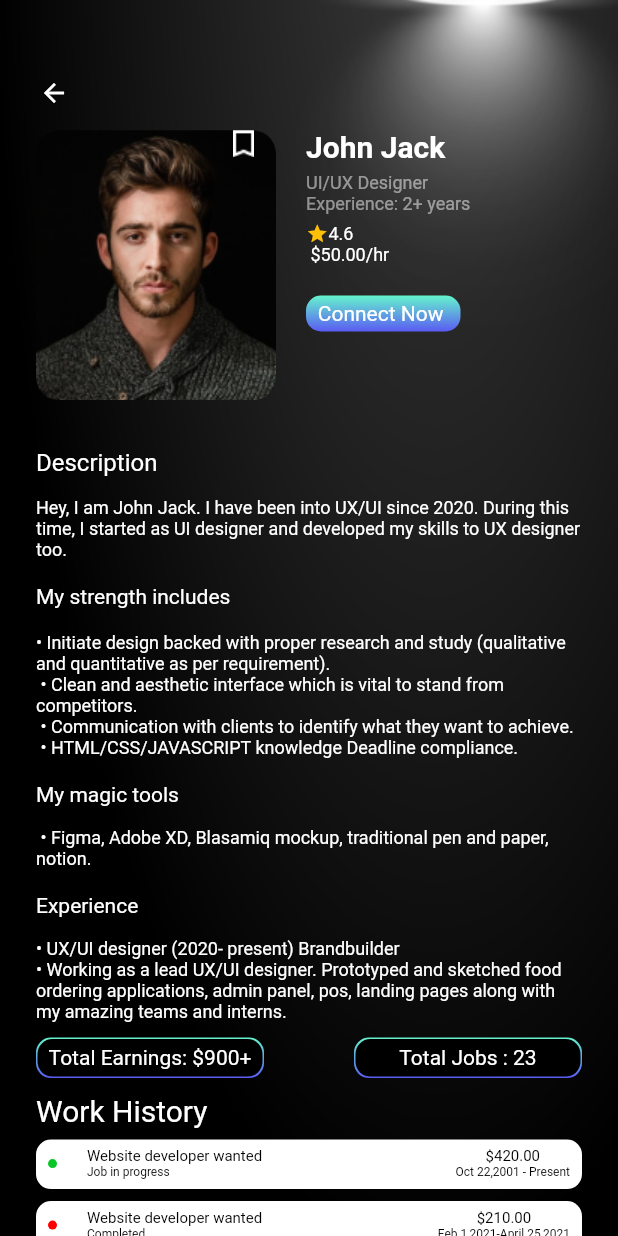
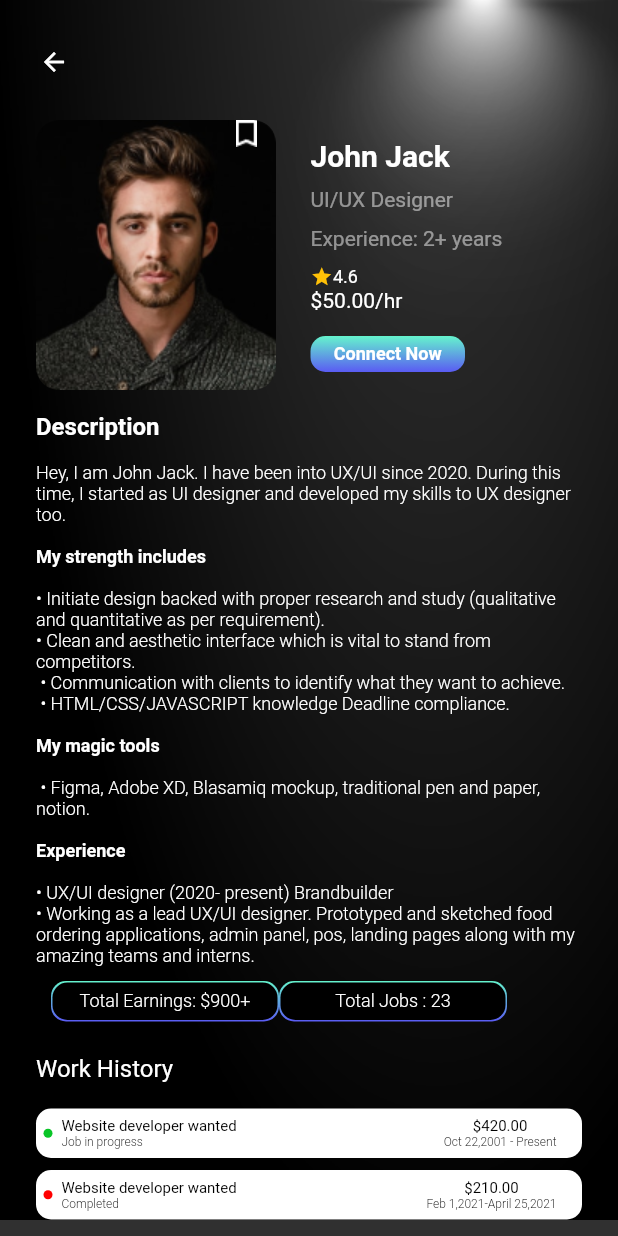
Before and after one commit to arunkc72/freelancerApp, a Flutter app: the FreelancerPage screen opened directly, on a phone screen of 412 x 824 dp. Run offline on Flutter 3.47's test engine with Material 2 defaults, Android fonts, the phone set to English and light mode, and no system bars; our stand-ins replace google_fonts, gradient_borders; missing offline and left inert: bulleted_list.

Commit message:
my layout fixed

```diff
--- a/lib/main.dart
+++ b/lib/main.dart
@@ -1,6 +1,7 @@
 import 'package:flutter/material.dart';
 
 import 'start_page.dart';
+import './utils/app_theme.dart';
 
 void main() {
   runApp(const MyApp());
@@ -13,7 +14,7 @@ class MyApp extends StatelessWidget {
   Widget build(BuildContext context) {
     return MaterialApp(
       debugShowCheckedModeBanner: false,
-      theme: ThemeData.dark(),
+      theme: MyTheme.darktheme,
       initialRoute: '/home',
       routes: {'/home': (context) => const StartPage()},
     );
--- a/lib/pages/freelancer_page.dart
+++ b/lib/pages/freelancer_page.dart
@@ -11,10 +11,19 @@ class FreelancerPage extends StatefulWidget {
 
 class FreelancerPageState extends State<FreelancerPage> {
   bool _saveimage = false;
+  TextStyle myTextStyle(double fontSize, FontWeight fontWeight, Color color) {
+    return TextStyle(
+      fontSize: fontSize,
+      fontWeight: fontWeight,
+      color: color,
+    );
+  }
+
   @override
   Widget build(BuildContext context) {
     return Scaffold(
-      body: Container(
+      body: SafeArea(
+        child: Container(
           decoration: const BoxDecoration(
             image: DecorationImage(
                 image: AssetImage('assets/images/darkThemeBackground.png'),
@@ -29,21 +38,22 @@ class FreelancerPageState extends State<FreelancerPage> {
                 mainAxisAlignment: MainAxisAlignment.start,
                 crossAxisAlignment: CrossAxisAlignment.start,
                 children: [
-                const SizedBox(height: 50),
+                  const SizedBox(height: 29),
                   IconButton(
                       constraints: const BoxConstraints(),
                       padding: EdgeInsets.zero,
                       onPressed: () => Navigator.pop(context),
                       icon: const Icon(Icons.arrow_back,
                           color: Colors.white, size: 20)),
-                IntrinsicHeight(
-                  child: Row(
+                  const SizedBox(height: 27),
+                  Row(
                     mainAxisAlignment: MainAxisAlignment.start,
+                    crossAxisAlignment: CrossAxisAlignment.start,
                     children: [
                       ClipRRect(
                         borderRadius: BorderRadius.circular(15),
                         child: Stack(
-                          alignment: const Alignment(0.8, -1),
+                          alignment: const Alignment(0.825, -1),
                           children: [
                             Image.asset(
                               'assets/images/freelancerprofile.png',
@@ -67,41 +77,41 @@ class FreelancerPageState extends State<FreelancerPage> {
                           ],
                         ),
                       ),
-                      const SizedBox(width: 20),
+                      const SizedBox(width: 23),
                       Column(
                         crossAxisAlignment: CrossAxisAlignment.start,
                         children: [
                           const SizedBox(height: 12),
-                          RichText(
-                              text: TextSpan(children: [
-                            const TextSpan(
-                              text: 'John Jack\n',
-                              style: TextStyle(
-                                fontSize: 20,
-                                fontWeight: FontWeight.bold,
-                              ),
-                            ),
-                            const WidgetSpan(child: SizedBox(height: 20)),
-                            TextSpan(
-                              text: 'UI/UX Designer \nExperience: 2+ years\n',
-                              style: TextStyle(
-                                fontSize: 12,
-                                color: const Color(0xffffffff).withOpacity(0.5),
-                              ),
-                            ),
-                            const WidgetSpan(child: SizedBox(height: 20)),
-                            const WidgetSpan(
-                                child: Icon(
+                          Text('John Jack',
+                              style: myTextStyle(
+                                  20, FontWeight.w600, Colors.white)),
+                          SizedBox(height: 10),
+                          Text('UI/UX Designer',
+                              style: myTextStyle(14, FontWeight.w400,
+                                  Colors.white.withOpacity(0.5))),
+                          SizedBox(height: 10),
+                          Text('Experience: 2+ years',
+                              style: myTextStyle(14, FontWeight.w400,
+                                  Colors.white.withOpacity(0.5))),
+                          SizedBox(height: 10),
+                          Row(
+                            children: [
+                              Icon(
                                 Icons.star,
                                 color: Color(0xffffc107),
                                 size: 15,
-                            )),
-                            const WidgetSpan(child: SizedBox(height: 20)),
-                            const TextSpan(
-                                text: '4.6 \n \$50.00/hr\n',
-                                style: TextStyle(fontSize: 12)),
-                            const WidgetSpan(child: SizedBox(height: 20)),
-                          ])),
+                              ),
+                              Text(
+                                '4.6',
+                                style: myTextStyle(
+                                    12, FontWeight.w400, Colors.white),
+                              ),
+                            ],
+                          ),
+                          Text('\$50.00/hr',
+                              style: myTextStyle(
+                                  14, FontWeight.w400, Colors.white)),
+                          SizedBox(height: 16),
                           Container(
                             height: 24,
                             width: 103,
@@ -115,59 +125,88 @@ class FreelancerPageState extends State<FreelancerPage> {
                                       Color(0xff65F4CD),
                                       Color(0xff5A5BF3),
                                     ])),
-                            child: const Text('Connect Now '),
+                            child: const Text(
+                              'Connect Now',
+                              style: TextStyle(
+                                  fontSize: 12, fontWeight: FontWeight.w600),
+                            ),
                           ),
                         ],
                       ),
                     ],
                   ),
-                ),
+                  SizedBox(height: 15),
                   RichText(
                       text: const TextSpan(
-                        text: '\nDescription\n',
-                        style: TextStyle(fontSize: 16),
+                          text: 'Description\n',
+                          style: TextStyle(
+                              fontSize: 16, fontWeight: FontWeight.w600),
                           children: [
                         TextSpan(
                             text:
                                 '\nHey, I am John Jack. I have been into UX/UI since 2020. During this time, I started as UI designer and developed my skills to UX designer too.\n',
-                          style: TextStyle(fontSize: 12),
+                            style: TextStyle(
+                                fontSize: 12, fontWeight: FontWeight.w300),
                             children: [
                               TextSpan(
                                   text: '\nMy strength includes\n\n',
-                                style: TextStyle(fontSize: 14)),
+                                  style:
+                                      TextStyle(fontWeight: FontWeight.w600)),
                               TextSpan(
                                   text:
-                                    '\u2022 Initiate design backed with proper research and study (qualitative and quantitative as per requirement).\n \u2022 Clean and aesthetic interface which is vital to stand from competitors.\n \u2022 Communication with clients to identify what they want to achieve.\n \u2022 HTML/CSS/JAVASCRIPT knowledge Deadline compliance.\n'),
+                                      '\u2022 Initiate design backed with proper research and study (qualitative and quantitative as per requirement).\n\u2022 Clean and aesthetic interface which is vital to stand from competitors.\n \u2022 Communication with clients to identify what they want to achieve.\n \u2022 HTML/CSS/JAVASCRIPT knowledge Deadline compliance.\n'),
                               TextSpan(
                                   text: '\nMy magic tools\n',
-                                style: TextStyle(fontSize: 14)),
+                                  style:
+                                      TextStyle(fontWeight: FontWeight.w600)),
                               TextSpan(
                                   text:
                                       '\n \u2022 Figma, Adobe XD, Blasamiq mockup, traditional pen and paper, notion.\n'),
                               TextSpan(
                                   text: '\nExperience\n',
-                                style: TextStyle(fontSize: 14)),
+                                  style:
+                                      TextStyle(fontWeight: FontWeight.w600)),
                               TextSpan(
                                   text:
                                       '\n\u2022 UX/UI designer (2020- present) Brandbuilder \n\u2022 Working as a lead UX/UI designer. Prototyped and sketched food ordering applications, admin panel, pos, landing pages along with my amazing teams and interns.'),
                             ]),
                       ])),
                   const SizedBox(height: 10),
-                Row(
+                  Padding(
+                    padding: EdgeInsets.symmetric(
+                      horizontal: 10.0,
+                    ),
+                    child: SingleChildScrollView(
+                      scrollDirection: Axis.horizontal,
+                      child: Row(
                           mainAxisAlignment: MainAxisAlignment.spaceBetween,
                           children: [
                             GradientBorder(
+                              radius: 10,
                               height: 27,
                               width: 152,
-                        text: 'Total Earnings: \$900+'),
+                              child: Text(
+                                'Total Earnings: \$900+',
+                                style: TextStyle(
+                                    fontSize: 12, fontWeight: FontWeight.w300),
+                              ),
+                            ),
                             GradientBorder(
+                              radius: 10,
                               height: 27,
                               width: 152,
-                        text: 'Total Jobs : 23'),
+                              child: Text(
+                                'Total Jobs : 23',
+                                style: TextStyle(
+                                    fontSize: 12, fontWeight: FontWeight.w300),
+                              ),
+                            ),
                           ]),
-                const SizedBox(height: 10),
-                const Text('Work History', style: TextStyle(fontSize: 20)),
-                const SizedBox(height: 8),
+                    ),
+                  ),
+                  const SizedBox(height: 22),
+                  const Text('Work History', style: TextStyle(fontSize: 16)),
+                  const SizedBox(height: 17),
                   const CustomListTile(
                       leadingcolor: 0xff09C527,
                       title: 'Website developer wanted',
@@ -186,11 +225,10 @@ class FreelancerPageState extends State<FreelancerPage> {
             ),
           ),
         ),
+      ),
     );
   }
 }
-
-
 
 class CustomListTile extends StatelessWidget {
   final int leadingcolor;
@@ -212,35 +250,54 @@ class CustomListTile extends StatelessWidget {
         height: 33,
         decoration: BoxDecoration(
             color: Colors.white, borderRadius: BorderRadius.circular(10)),
-      child: ListTile(
-        visualDensity: const VisualDensity(vertical: -4),
-        contentPadding: const EdgeInsets.symmetric(horizontal: 8),
-        dense: true,
-        minLeadingWidth: 10,
-        tileColor: Colors.white,
-        leading: Container(
+        child:
+            Row(mainAxisAlignment: MainAxisAlignment.spaceBetween, children: [
+          Row(
+            children: [
+              SizedBox(width: 5),
+              Container(
                 height: 6,
                 width: 6,
-          decoration:
-              BoxDecoration(shape: BoxShape.circle, color: Color(leadingcolor)),
+                decoration: BoxDecoration(
+                    shape: BoxShape.circle, color: Color(leadingcolor)),
               ),
-        textColor: Colors.black,
-        title: Column(
+              SizedBox(width: 6),
+              Column(
                 crossAxisAlignment: CrossAxisAlignment.start,
                 mainAxisSize: MainAxisSize.min,
                 children: [
-            Text(title, style: const TextStyle(fontSize: 10)),
-            Text(subtitle, style: const TextStyle(fontSize: 8)),
+                  Text(title,
+                      style:
+                          const TextStyle(fontSize: 10, color: Colors.black)),
+                  SizedBox(width: 3),
+                  Text(subtitle,
+                      style: const TextStyle(
+                          fontSize: 8,
+                          color: Colors.black,
+                          fontWeight: FontWeight.w300)),
                 ],
               ),
-        trailing: Column(
+            ],
+          ),
+          Row(
+            children: [
+              Column(
                 mainAxisSize: MainAxisSize.min,
                 children: [
-            Text(price, style: const TextStyle(fontSize: 10)),
-            Text(duration, style: const TextStyle(fontSize: 8)),
+                  Text(price,
+                      style:
+                          const TextStyle(fontSize: 10, color: Colors.black)),
+                  SizedBox(width: 3),
+                  Text(duration,
+                      style: const TextStyle(
+                          fontSize: 8,
+                          color: Colors.black,
+                          fontWeight: FontWeight.w300)),
                 ],
               ),
+              SizedBox(width: 17),
+            ],
           ),
-    );
+        ]));
   }
 }
--- a/lib/utils/app_theme.dart
+++ b/lib/utils/app_theme.dart
@@ -4,7 +4,7 @@ import 'package:google_fonts/google_fonts.dart';
 class MyTheme {
   static ThemeData get darktheme {
     return ThemeData.dark().copyWith(
-      textTheme: GoogleFonts.robotoTextTheme(),
+      textTheme: GoogleFonts.robotoTextTheme().apply(bodyColor: Colors.white),
     );
   }
 }
--- a/lib/utils/gradient_border.dart
+++ b/lib/utils/gradient_border.dart
@@ -1,12 +1,16 @@
 import 'package:flutter/material.dart';
 
 class GradientBorder extends StatelessWidget {
-  final String text;
   final double height;
   final double width;
+  final EdgeInsetsGeometry? padding;
   final TextStyle? textStyle;
+  final double radius;
+  final Widget child;
   const GradientBorder({
-    required this.text,
+    required this.child,
+    required this.radius,
+    this.padding,
     this.textStyle,
     required this.height,
     required this.width,
@@ -16,9 +20,10 @@ class GradientBorder extends StatelessWidget {
   @override
   Widget build(BuildContext context) {
     return Container(
+      padding: padding,
       alignment: Alignment.center,
       decoration: BoxDecoration(
-          borderRadius: BorderRadius.circular(10),
+          borderRadius: BorderRadius.circular(radius),
           gradient: const LinearGradient(
             colors: [Color(0xff65F4CD), Color(0xff5A5BF3)],
             begin: Alignment.topCenter,
@@ -29,13 +34,10 @@ class GradientBorder extends StatelessWidget {
       child: Container(
           alignment: Alignment.center,
           decoration: BoxDecoration(
-              color: Colors.black, borderRadius: BorderRadius.circular(10)),
+              color: Colors.black, borderRadius: BorderRadius.circular(radius)),
           width: width - 2,
           height: height - 2,
-          child: Text(
-            text,
-            style: textStyle,
-          )),
+          child: child),
     );
   }
 }
```
Also changed, not shown: lib/pages/Profile Pages/personal_info.dart (+14 -10 lines), lib/pages/profile_page.dart (+61 -31 lines), assets/images/bankAccountIcon.png (added), pubspec.lock. Lines whose indentation alone changed are shown as unchanged.
